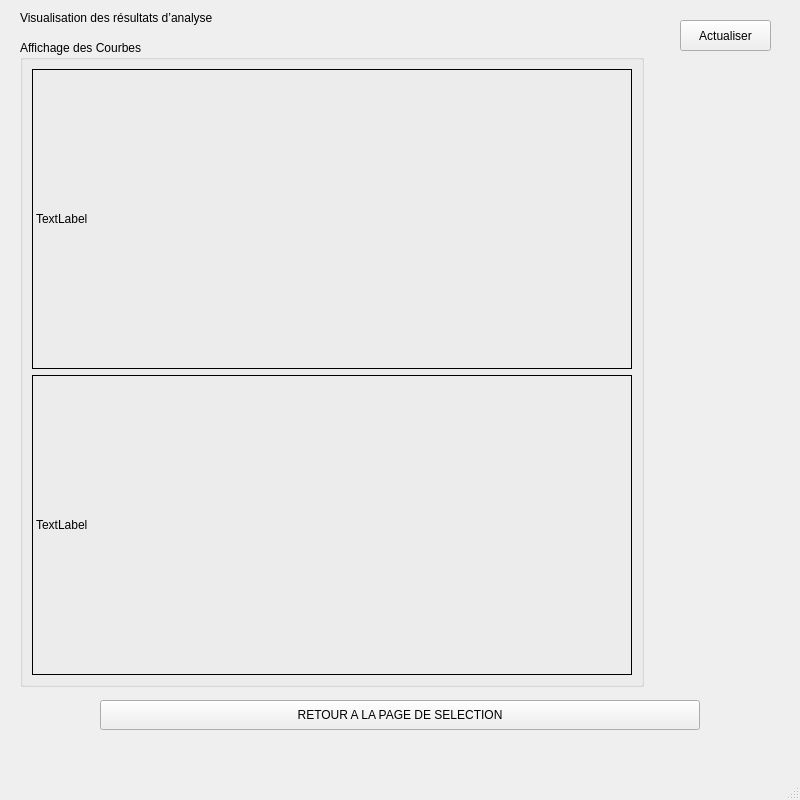
This is F_Ui/F_Interface_2_Affichage.ui in ClementBaty/m2_2025-2026 as Qt 5 draws it before an edit. The edited form follows.
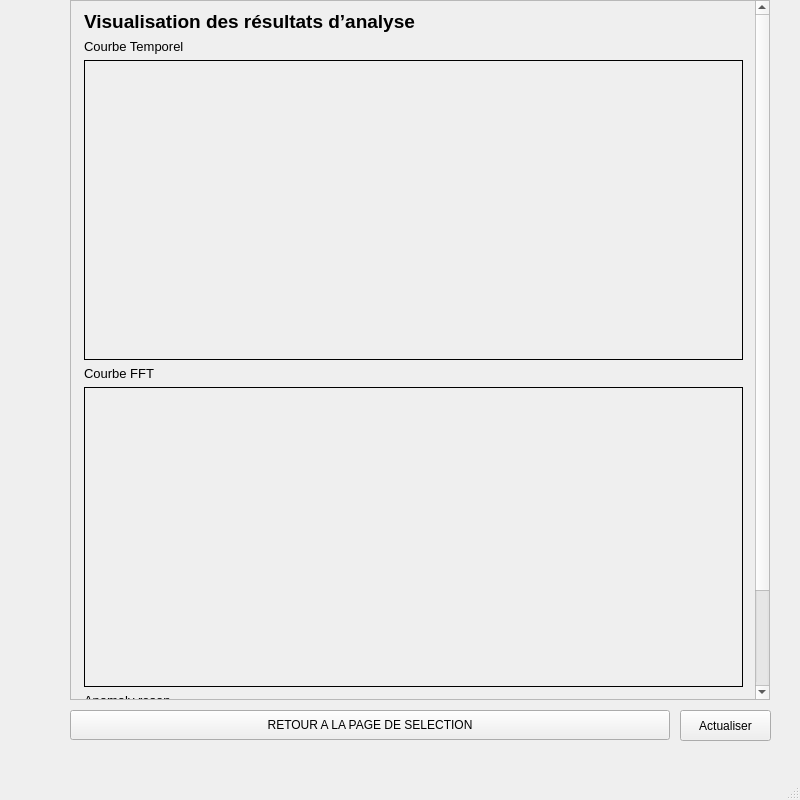
This is the edited form.

Commit message: ajout d'un bloc anomaly reason dans l'interface graphique

The edit to the form file:
```diff
--- a/F_Ui/F_Interface_2_Affichage.ui
+++ b/F_Ui/F_Interface_2_Affichage.ui
@@ -20,24 +20,11 @@
    <string>MainWindow</string>
   </property>
   <widget class="QWidget" name="centralwidget">
-   <widget class="QLabel" name="F_title_label">
-    <property name="geometry">
-     <rect>
-      <x>20</x>
-      <y>10</y>
-      <width>371</width>
-      <height>16</height>
-     </rect>
-    </property>
-    <property name="text">
-     <string>Visualisation des résultats d’analyse</string>
-    </property>
-   </widget>
    <widget class="QPushButton" name="F_refresh_button">
     <property name="geometry">
      <rect>
       <x>680</x>
-      <y>20</y>
+      <y>710</y>
       <width>91</width>
       <height>31</height>
      </rect>
@@ -49,8 +36,8 @@
    <widget class="QPushButton" name="F_quit_button">
     <property name="geometry">
      <rect>
-      <x>100</x>
-      <y>700</y>
+      <x>70</x>
+      <y>710</y>
       <width>600</width>
       <height>30</height>
      </rect>
@@ -59,20 +46,87 @@
      <string>RETOUR A LA PAGE DE SELECTION</string>
     </property>
    </widget>
-   <widget class="QGroupBox" name="groupBox">
+   <widget class="QScrollArea" name="scrollArea">
     <property name="geometry">
      <rect>
-      <x>20</x>
-      <y>40</y>
-      <width>624</width>
-      <height>647</height>
+      <x>70</x>
+      <y>0</y>
+      <width>700</width>
+      <height>700</height>
      </rect>
     </property>
-    <property name="title">
-     <string>Affichage des Courbes</string>
+    <property name="minimumSize">
+     <size>
+      <width>700</width>
+      <height>700</height>
+     </size>
     </property>
-    <layout class="QGridLayout" name="gridLayout">
-     <item row="0" column="0">
+    <property name="maximumSize">
+     <size>
+      <width>700</width>
+      <height>700</height>
+     </size>
+    </property>
+    <property name="verticalScrollBarPolicy">
+     <enum>Qt::ScrollBarAlwaysOn</enum>
+    </property>
+    <property name="widgetResizable">
+     <bool>false</bool>
+    </property>
+    <property name="alignment">
+     <set>Qt::AlignCenter</set>
+    </property>
+    <widget class="QWidget" name="scrollAreaWidgetContents">
+     <property name="geometry">
+      <rect>
+       <x>0</x>
+       <y>-114</y>
+       <width>677</width>
+       <height>812</height>
+      </rect>
+     </property>
+     <layout class="QVBoxLayout" name="verticalLayout">
+      <item>
+       <widget class="QLabel" name="F_title_label">
+        <property name="maximumSize">
+         <size>
+          <width>700</width>
+          <height>40</height>
+         </size>
+        </property>
+        <property name="font">
+         <font>
+          <pointsize>14</pointsize>
+          <weight>75</weight>
+          <bold>true</bold>
+         </font>
+        </property>
+        <property name="text">
+         <string>Visualisation des résultats d’analyse</string>
+        </property>
+       </widget>
+      </item>
+      <item>
+       <widget class="QLabel" name="F_title_label_2">
+        <property name="maximumSize">
+         <size>
+          <width>700</width>
+          <height>40</height>
+         </size>
+        </property>
+        <property name="font">
+         <font>
+          <pointsize>10</pointsize>
+          <weight>50</weight>
+          <bold>false</bold>
+         </font>
+        </property>
+        <property name="text">
+         <string>Courbe Temporel</string>
+        </property>
+       </widget>
+      </item>
+      <item>
       <widget class="QLabel" name="F_time_signal_label">
        <property name="minimumSize">
         <size>
@@ -82,19 +136,39 @@
        </property>
        <property name="maximumSize">
         <size>
-         <width>600</width>
-         <height>300</height>
+          <width>700</width>
+          <height>450</height>
         </size>
        </property>
        <property name="frameShape">
         <enum>QFrame::Box</enum>
        </property>
        <property name="text">
-        <string>TextLabel</string>
+         <string/>
        </property>
       </widget>
      </item>
-     <item row="1" column="0">
+      <item>
+       <widget class="QLabel" name="F_title_label_3">
+        <property name="maximumSize">
+         <size>
+          <width>700</width>
+          <height>40</height>
+         </size>
+        </property>
+        <property name="font">
+         <font>
+          <pointsize>10</pointsize>
+          <weight>50</weight>
+          <bold>false</bold>
+         </font>
+        </property>
+        <property name="text">
+         <string>Courbe FFT</string>
+        </property>
+       </widget>
+      </item>
+      <item>
       <widget class="QLabel" name="F_fft_signal_label">
        <property name="minimumSize">
         <size>
@@ -104,19 +178,69 @@
        </property>
        <property name="maximumSize">
         <size>
-         <width>600</width>
-         <height>300</height>
+          <width>700</width>
+          <height>450</height>
         </size>
        </property>
        <property name="frameShape">
         <enum>QFrame::Box</enum>
        </property>
        <property name="text">
-        <string>TextLabel</string>
+         <string/>
+        </property>
+       </widget>
+      </item>
+      <item>
+       <widget class="QLabel" name="F_title_label_4">
+        <property name="maximumSize">
+         <size>
+          <width>700</width>
+          <height>40</height>
+         </size>
+        </property>
+        <property name="font">
+         <font>
+          <pointsize>10</pointsize>
+          <weight>50</weight>
+          <bold>false</bold>
+         </font>
+        </property>
+        <property name="text">
+         <string>Anomaly reson</string>
+        </property>
+       </widget>
+      </item>
+      <item>
+       <widget class="QTextEdit" name="text_box_Anomaly_reson">
+        <property name="maximumSize">
+         <size>
+          <width>700</width>
+          <height>200</height>
+         </size>
+        </property>
+        <property name="frameShape">
+         <enum>QFrame::NoFrame</enum>
+        </property>
+        <property name="verticalScrollBarPolicy">
+         <enum>Qt::ScrollBarAlwaysOff</enum>
+        </property>
+        <property name="horizontalScrollBarPolicy">
+         <enum>Qt::ScrollBarAlwaysOff</enum>
+        </property>
+        <property name="sizeAdjustPolicy">
+         <enum>QAbstractScrollArea::AdjustIgnored</enum>
+        </property>
+        <property name="html">
+         <string>&lt;!DOCTYPE HTML PUBLIC &quot;-//W3C//DTD HTML 4.0//EN&quot; &quot;http://www.w3.org/TR/REC-html40/strict.dtd&quot;&gt;
+&lt;html&gt;&lt;head&gt;&lt;meta name=&quot;qrichtext&quot; content=&quot;1&quot; /&gt;&lt;style type=&quot;text/css&quot;&gt;
+p, li { white-space: pre-wrap; }
+&lt;/style&gt;&lt;/head&gt;&lt;body style=&quot; font-family:'MS Shell Dlg 2'; font-size:7.8pt; font-weight:400; font-style:normal;&quot;&gt;
+&lt;p style=&quot;-qt-paragraph-type:empty; margin-top:0px; margin-bottom:0px; margin-left:0px; margin-right:0px; -qt-block-indent:0; text-indent:0px;&quot;&gt;&lt;br /&gt;&lt;/p&gt;&lt;/body&gt;&lt;/html&gt;</string>
        </property>
       </widget>
      </item>
     </layout>
+    </widget>
    </widget>
   </widget>
   <widget class="QMenuBar" name="menubar">
```
Lines whose indentation alone changed are shown as unchanged.
